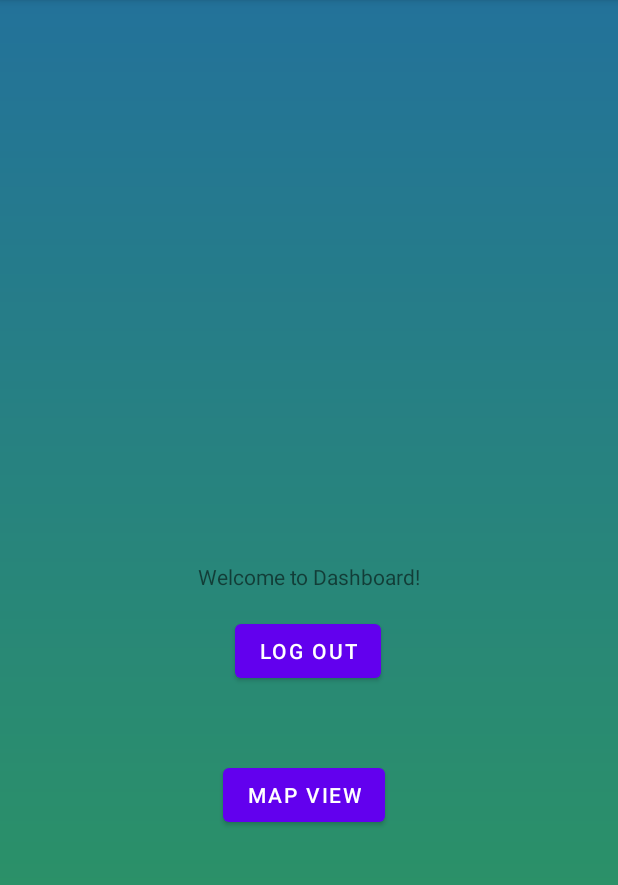
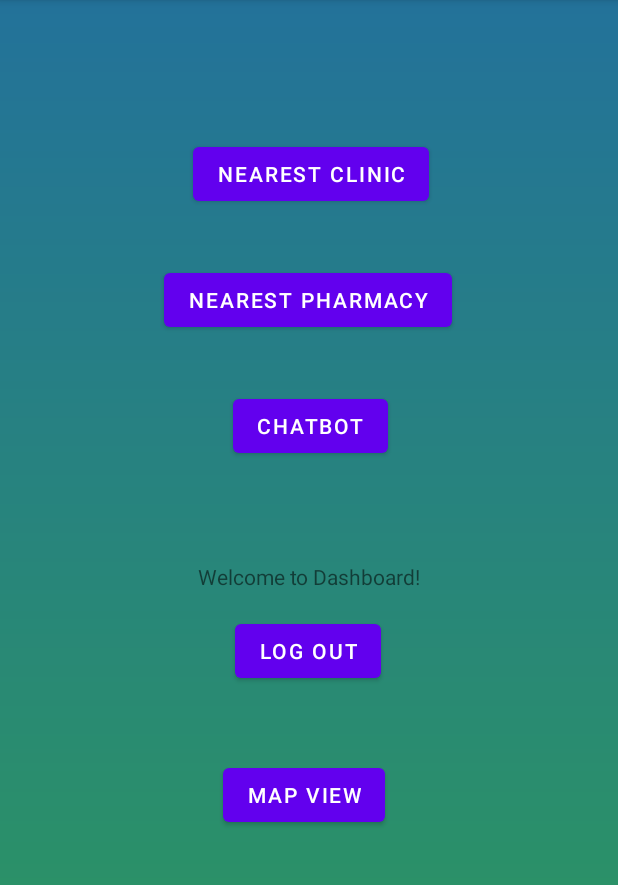
Before and after one commit to shxnying/CZ2006, an Android app: the screen it shows after launch (MainActivity), on a phone screen of 412 x 824 dp, the part 84-969 px from its top. Run offline under Robolectric (Android 15) with nearby library versions, the phone set to English and light mode, and no system bars; our stand-ins replace Firebase (no records; nobody signed in at launch, a user with empty details on screens opened directly); Roboto replaces fonts that are not available here.

Commit message:
added some buttons in main menu

```diff
--- a/app/src/main/AndroidManifest.xml
+++ b/app/src/main/AndroidManifest.xml
@@ -12,7 +12,8 @@
         android:roundIcon="@mipmap/ic_launcher_round"
         android:supportsRtl="true"
         android:theme="@style/Theme.LogInApp">
-        <activity android:name=".GoogleMap"></activity>
+        <activity android:name=".ChatbotActivity"></activity>
+        <activity android:name=".GoogleMap" />
 
         <meta-data
             android:name="com.google.android.geo.API_KEY"
--- a/app/src/main/java/com/example/loginapp/MainActivity.java
+++ b/app/src/main/java/com/example/loginapp/MainActivity.java
@@ -42,4 +42,9 @@ public class MainActivity extends AppCompatActivity {
         startActivity(new Intent(getApplicationContext(), GoogleMap.class));
         finish();
     }
+
+    public void chatbot (View view) {
+        Intent chatbot = new Intent(this, ChatbotActivity.class);
+        startActivity(chatbot);
+    }
 }
--- a/app/src/main/res/layout/activity_main.xml
+++ b/app/src/main/res/layout/activity_main.xml
@@ -1,11 +1,12 @@
 <?xml version="1.0" encoding="utf-8"?>
-<androidx.constraintlayout.widget.ConstraintLayout
-    xmlns:android="http://schemas.android.com/apk/res/android"
+<androidx.constraintlayout.widget.ConstraintLayout xmlns:android="http://schemas.android.com/apk/res/android"
     xmlns:app="http://schemas.android.com/apk/res-auto"
     xmlns:tools="http://schemas.android.com/tools"
+    android:id="@+id/chatbot"
     android:layout_width="match_parent"
     android:layout_height="match_parent"
     android:background="@drawable/background"
+    android:onClick="chatbot"
     tools:context=".MainActivity">
 
     <TextView
@@ -35,12 +36,46 @@
         android:layout_width="wrap_content"
         android:layout_height="wrap_content"
         android:layout_marginTop="48dp"
+        android:onClick='MapView'
         android:text="Map View"
-        android:onClick='MapView'
         app:layout_constraintEnd_toEndOf="parent"
         app:layout_constraintHorizontal_bias="0.49"
         app:layout_constraintStart_toStartOf="parent"
         app:layout_constraintTop_toBottomOf="@+id/button" />
 
+    <Button
+        android:id="@+id/button3"
+        android:layout_width="wrap_content"
+        android:layout_height="wrap_content"
+        android:layout_marginTop="92dp"
+        android:text="Nearest Clinic"
+        app:layout_constraintEnd_toEndOf="parent"
+        app:layout_constraintHorizontal_bias="0.506"
+        app:layout_constraintStart_toStartOf="parent"
+        app:layout_constraintTop_toTopOf="parent" />
+
+    <Button
+        android:id="@+id/button4"
+        android:layout_width="wrap_content"
+        android:layout_height="wrap_content"
+        android:layout_marginTop="176dp"
+        android:text="Nearest Pharmacy"
+        app:layout_constraintEnd_toEndOf="parent"
+        app:layout_constraintHorizontal_bias="0.497"
+        app:layout_constraintStart_toStartOf="parent"
+        app:layout_constraintTop_toTopOf="parent" />
+
+    <Button
+        android:id="@+id/button5"
+        android:layout_width="wrap_content"
+        android:layout_height="wrap_content"
+        android:layout_marginTop="260dp"
+        android:onClick="chatbot"
+        android:text="Chatbot"
+        app:layout_constraintEnd_toEndOf="parent"
+        app:layout_constraintHorizontal_bias="0.504"
+        app:layout_constraintStart_toStartOf="parent"
+        app:layout_constraintTop_toTopOf="parent" />
+
 
 </androidx.constraintlayout.widget.ConstraintLayout>
```
Also changed, not shown: app/src/main/java/com/example/loginapp/ChatbotActivity.java (added, +14 -0 lines), app/src/main/res/layout/activity_chatbot.xml (added, +10 -0 lines).
